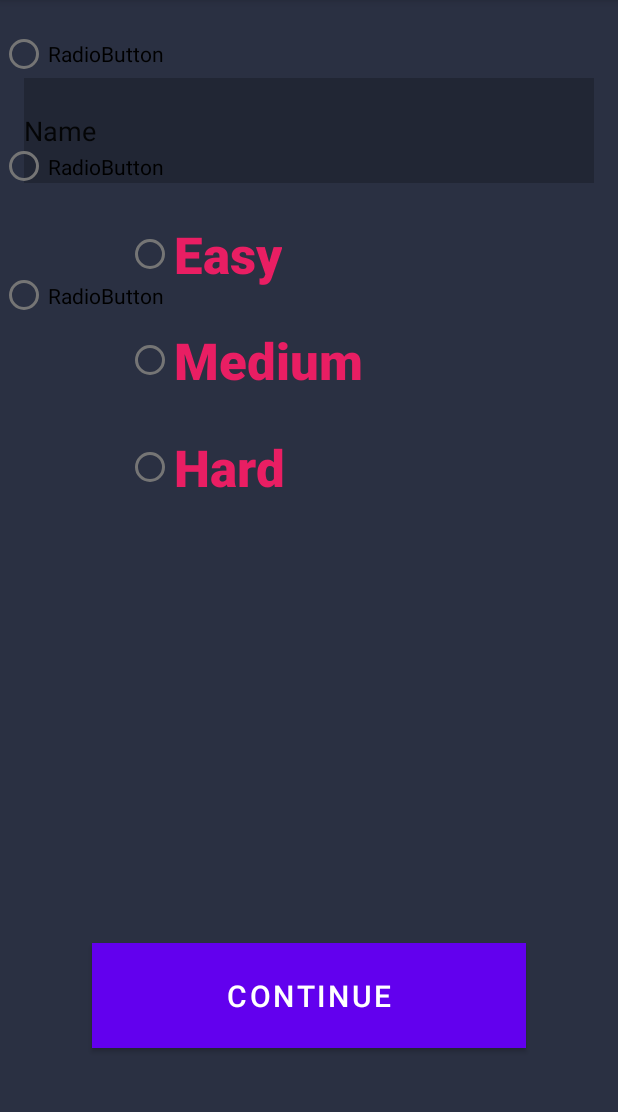
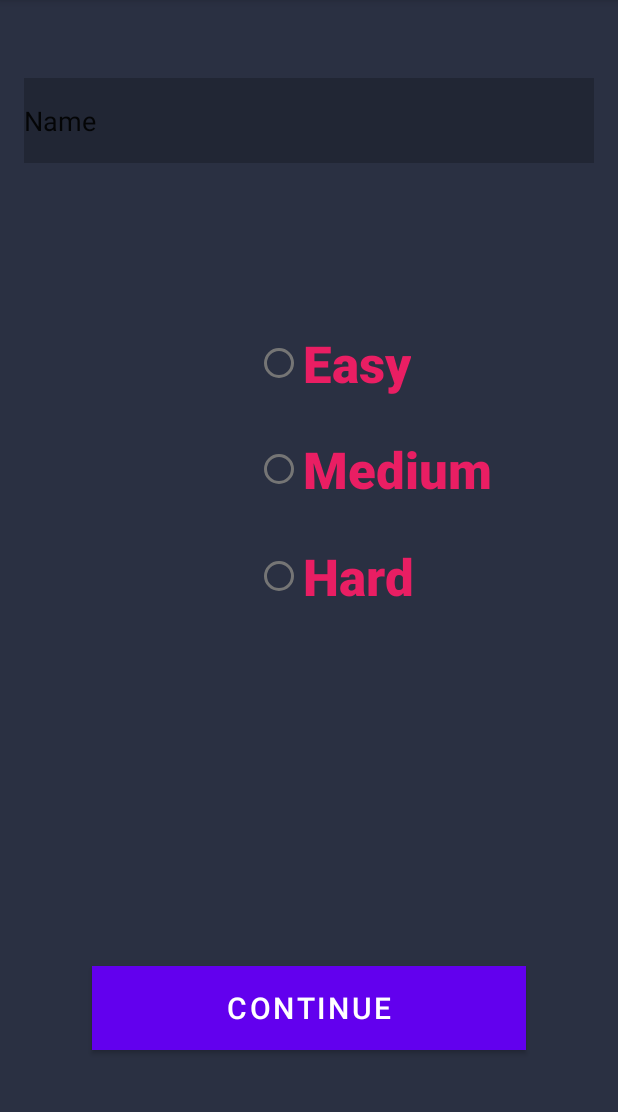
Before and after one commit to zaidm37/CS2340A_Team20, an Android app: the ConfigScreen screen opened directly, with no data from a screen before it, on a phone screen of 412 x 824 dp, the part 84-1196 px from its top. Run offline under Robolectric (Android 15) with nearby library versions, the phone set to English and light mode, and no system bars.

```diff
--- a/app/src/main/res/layout/config_screen.xml
+++ b/app/src/main/res/layout/config_screen.xml
@@ -9,13 +9,13 @@
 
     <RadioGroup
         android:id="@+id/radioGroup"
-        android:layout_width="244dp"
-        android:layout_height="203dp"
-        android:layout_marginStart="61dp"
-        android:layout_marginEnd="61dp"
-        android:layout_marginBottom="280dp"
+        android:layout_width="338dp"
+        android:layout_height="232dp"
+        android:layout_marginStart="170dp"
+        android:layout_marginEnd="300dp"
+        android:layout_marginBottom="194dp"
         app:layout_constraintBottom_toTopOf="@+id/continueButton"
-        app:layout_constraintEnd_toEndOf="parent"
+        app:layout_constraintEnd_toStartOf="@+id/radioGroup2"
         app:layout_constraintStart_toStartOf="parent"
         app:layout_constraintTop_toBottomOf="@+id/Name">
 
@@ -54,7 +54,7 @@
         android:layout_marginStart="16dp"
         android:layout_marginTop="52dp"
         android:layout_marginEnd="16dp"
-        android:layout_marginBottom="23dp"
+        android:layout_marginBottom="109dp"
         android:background="@color/cardview_shadow_start_color"
         android:ems="10"
         android:hint="Enter your name: "
@@ -71,7 +71,7 @@
         android:layout_height="0dp"
         android:layout_marginStart="61dp"
         android:layout_marginEnd="61dp"
-        android:layout_marginBottom="69dp"
+        android:layout_marginBottom="68dp"
         android:background="@color/white"
         android:text="Continue"
         android:textSize="20sp"
@@ -81,10 +81,14 @@
         app:layout_constraintTop_toBottomOf="@+id/radioGroup" />
 
     <RadioGroup
-        android:layout_width="446dp"
+        android:id="@+id/radioGroup2"
+        android:layout_width="0dp"
         android:layout_height="248dp"
-        tools:layout_editor_absoluteX="742dp"
-        tools:layout_editor_absoluteY="372dp" >
+        android:layout_marginTop="87dp"
+        android:layout_marginEnd="120dp"
+        app:layout_constraintEnd_toEndOf="parent"
+        app:layout_constraintStart_toEndOf="@+id/radioGroup"
+        app:layout_constraintTop_toBottomOf="@+id/Name">
 
         <RadioButton
             android:id="@+id/radioButton4"
@@ -93,16 +97,18 @@
             android:text="RadioButton" />
 
         <RadioButton
-            android:id="@+id/radioButton5"
-            android:layout_width="match_parent"
-            android:layout_height="78dp"
-            android:text="RadioButton" />
-
-        <RadioButton
             android:id="@+id/radioButton6"
             android:layout_width="match_parent"
             android:layout_height="94dp"
+            android:text="RadioButton"
+            tools:layout_editor_absoluteX="30dp" />
+
+        <RadioButton
+            android:id="@+id/radioButton5"
+            android:layout_width="542dp"
+            android:layout_height="89dp"
             android:text="RadioButton" />
+
     </RadioGroup>
 
 </androidx.constraintlayout.widget.ConstraintLayout>
```
